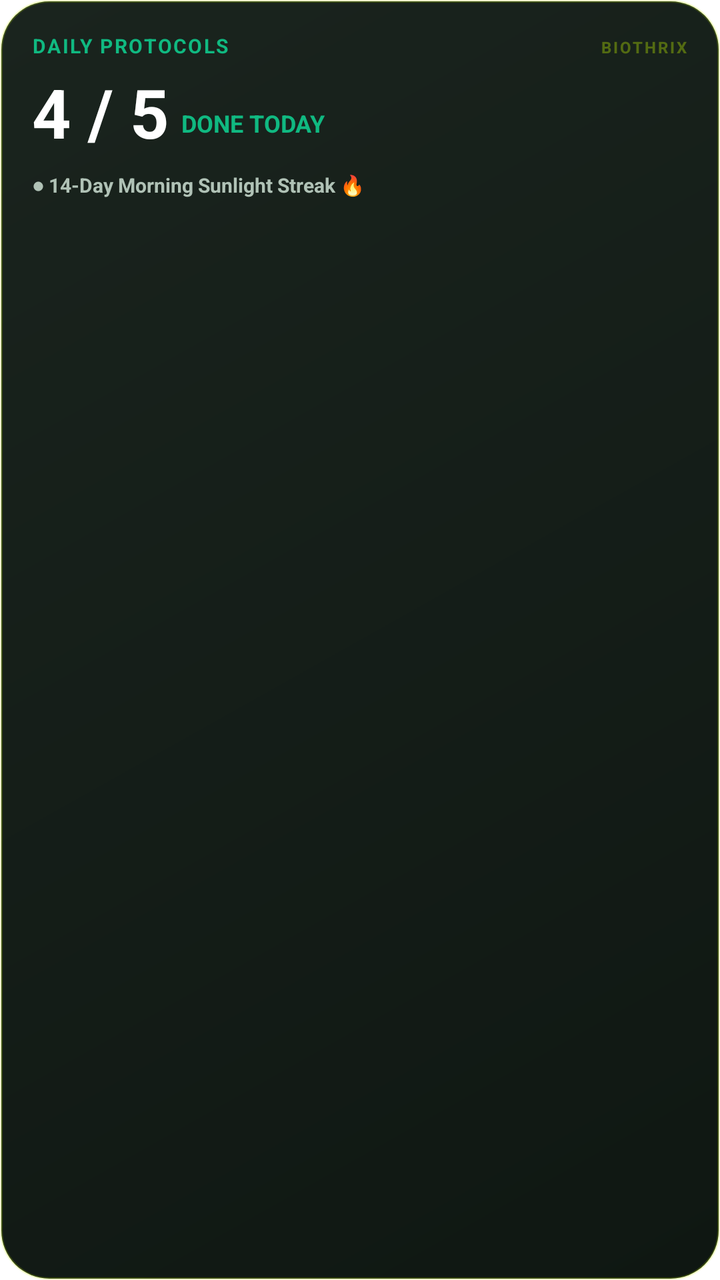
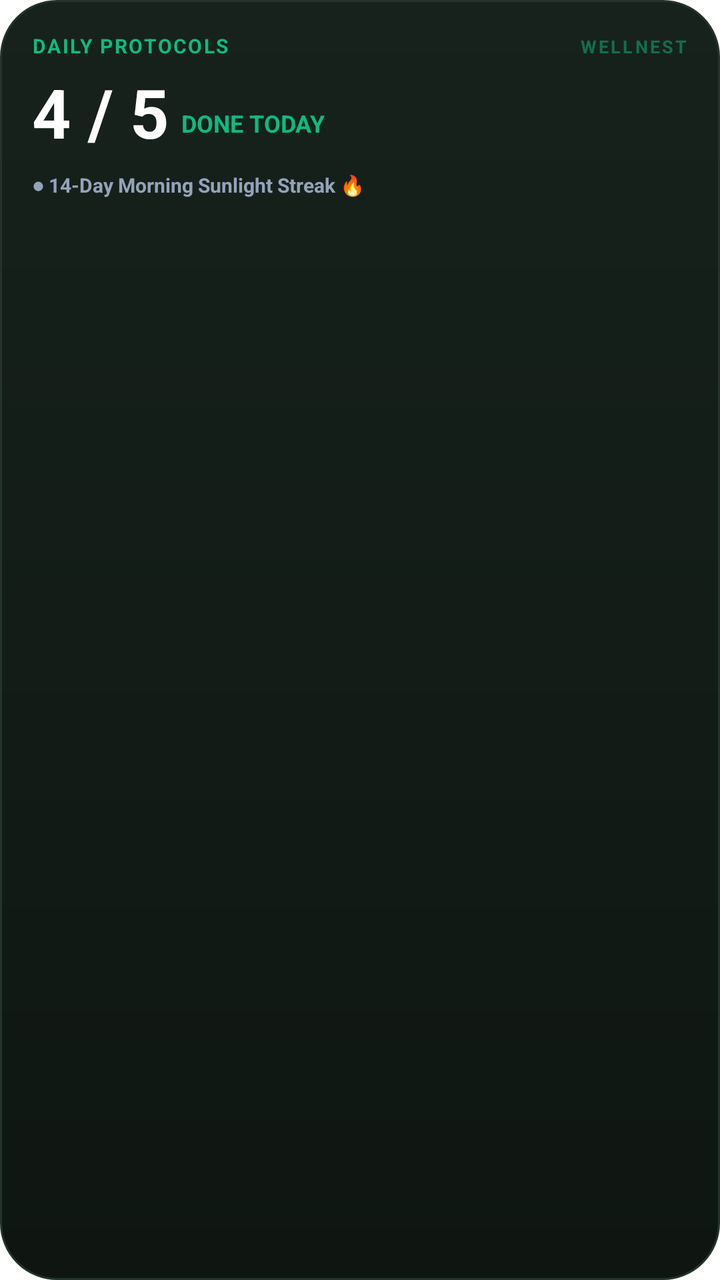

Two renders of the same Android screen: before a commit and after it. Below are the layout's source before the change and the commit's diff.
<!-- AndroidManifest.xml: fallback theme Theme.MaterialComponents.DayNight.NoActionBar -->
<!-- res/layout/widget_habits.xml -->
<?xml version="1.0" encoding="utf-8"?>
<LinearLayout xmlns:android="http://schemas.android.com/apk/res/android"
    android:id="@+id/widget_habits_root"
    android:layout_width="match_parent"
    android:layout_height="match_parent"
    android:background="@drawable/widget_background"
    android:orientation="vertical"
    android:padding="16dp">

    
    <LinearLayout
        android:layout_width="match_parent"
        android:layout_height="wrap_content"
        android:orientation="horizontal">
        <TextView
            android:id="@+id/widget_habits_title"
            android:layout_width="0dp"
            android:layout_height="wrap_content"
            android:layout_weight="1"
            android:text="DAILY PROTOCOLS"
            android:textColor="#10B981"
            android:textSize="10sp"
            android:textStyle="bold"
            android:letterSpacing="0.08" />
        <TextView
            android:layout_width="wrap_content"
            android:layout_height="wrap_content"
            android:text="BIOTHRIX"
            android:textColor="#55CCFF00"
            android:textSize="8sp"
            android:textStyle="bold"
            android:letterSpacing="0.12" />
    </LinearLayout>

    
    <LinearLayout
        android:layout_width="wrap_content"
        android:layout_height="wrap_content"
        android:layout_marginTop="8dp"
        android:orientation="horizontal">
        <TextView
            android:id="@+id/widget_habits_value"
            android:layout_width="wrap_content"
            android:layout_height="wrap_content"
            android:text="4 / 5"
            android:textColor="#FFFFFF"
            android:textSize="34sp"
            android:textStyle="bold"
            android:includeFontPadding="false" />
        <TextView
            android:layout_width="wrap_content"
            android:layout_height="wrap_content"
            android:layout_gravity="bottom"
            android:layout_marginStart="6dp"
            android:layout_marginBottom="4dp"
            android:text="DONE TODAY"
            android:textColor="#10B981"
            android:textSize="12sp"
            android:textStyle="bold" />
    </LinearLayout>

    
    <TextView
        android:id="@+id/widget_habits_subtitle"
        android:layout_width="wrap_content"
        android:layout_height="wrap_content"
        android:layout_marginTop="8dp"
        android:text="● 14-Day Morning Sunlight Streak 🔥"
        android:textColor="#B0C2B6"
        android:textSize="10sp"
        android:textStyle="bold" />
</LinearLayout>
<!-- resources referenced by this layout -->
<resources>
  <!-- drawable widget_background (drawable) -->
  <?xml version="1.0" encoding="utf-8"?>
  <shape xmlns:android="http://schemas.android.com/apk/res/android"
      android:shape="rectangle">
      <corners android:radius="24dp" />
      <gradient
          android:angle="315"
          android:startColor="#1A241E"
          android:endColor="#0F1712"
          android:type="linear" />
      <stroke android:width="1.2dp" android:color="#33CCFF00" />
  </shape>
</resources>

<!-- the commit's change to res/layout/widget_habits.xml (unified diff, before → after) -->
@@ -25,9 +25,9 @@
         <TextView
             android:layout_width="wrap_content"
             android:layout_height="wrap_content"
-            android:text="BIOTHRIX"
-            android:textColor="#55CCFF00"
-            android:textSize="8sp"
+            android:text="WELLNEST"
+            android:textColor="#8010B981"
+            android:textSize="9sp"
             android:textStyle="bold"
             android:letterSpacing="0.12" />
     </LinearLayout>
@@ -66,7 +66,7 @@
         android:layout_height="wrap_content"
         android:layout_marginTop="8dp"
         android:text="● 14-Day Morning Sunlight Streak 🔥"
-        android:textColor="#B0C2B6"
+        android:textColor="#94A3B8"
         android:textSize="10sp"
         android:textStyle="bold" />
 </LinearLayout>
<!-- resource entries referenced after the edit -->
@@ -4,13 +4,13 @@
   <?xml version="1.0" encoding="utf-8"?>
   <shape xmlns:android="http://schemas.android.com/apk/res/android"
       android:shape="rectangle">
-      <corners android:radius="24dp" />
+      <corners android:radius="28dp" />
       <gradient
-          android:angle="315"
-          android:startColor="#1A241E"
-          android:endColor="#0F1712"
+          android:angle="270"
+          android:startColor="#17221C"
+          android:endColor="#0F1612"
           android:type="linear" />
-      <stroke android:width="1.2dp" android:color="#33CCFF00" />
+      <stroke android:width="1dp" android:color="#243429" />
   </shape>
 </resources>
 
